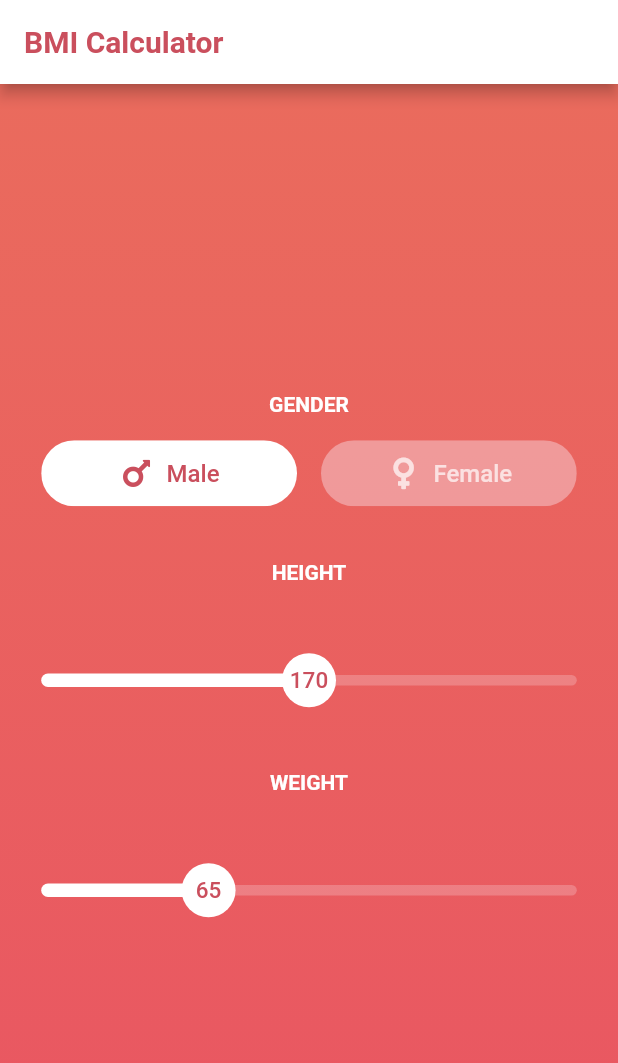
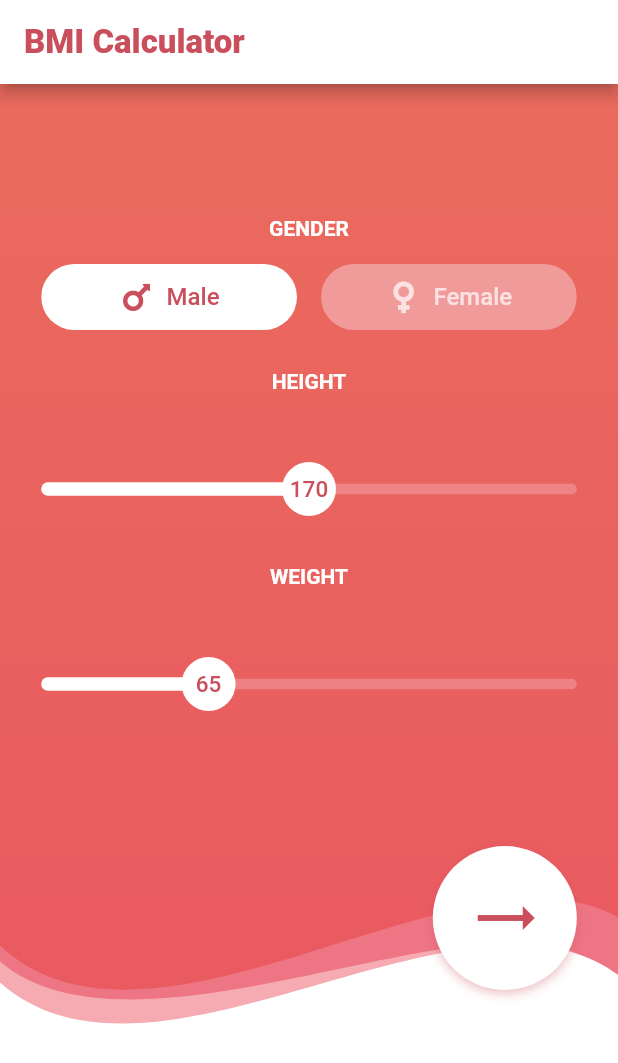
Before and after one commit to halildurmus/bmi-calculator, a Flutter app: the screen it shows after launch, on a phone screen of 412 x 824 dp. Shown: the top 1063 px of the screen. Run offline on Flutter 3.47's test engine with Material 2 defaults, Android fonts, the phone set to English and light mode, and no system bars; our stand-ins replace font_awesome_flutter.

Commit message:
Add bottom stack

```diff
--- a/lib/main.dart
+++ b/lib/main.dart
@@ -65,7 +65,8 @@ class _HomePageState extends State<HomePage> {
           widget.title,
           style: const TextStyle(
             color: Color(0xFFCA4F5D),
-            fontWeight: FontWeight.bold,
+            fontSize: 22.0,
+            fontWeight: FontWeight.w900,
           ),
         ),
       ),
@@ -85,7 +86,7 @@ class _HomePageState extends State<HomePage> {
                   children: <Widget>[
                     const Padding(
                       padding: EdgeInsets.only(
-                        top: 15.0,
+                        top: 20.0,
                       ),
                       child: Text(
                         'GENDER',
@@ -115,7 +116,7 @@ class _HomePageState extends State<HomePage> {
                         ],
                       ),
                     ),
-                    const SizedBox(height: 20.0),
+                    const SizedBox(height: 10.0),
                     const Text(
                       'HEIGHT',
                       style: TextStyle(
@@ -131,6 +132,7 @@ class _HomePageState extends State<HomePage> {
                       child: CustomSlider(
                         min: 120,
                         max: 220,
+                        measurementUnit: 'cm',
                         value: height,
                         onChanged: (double newValue) {
                           setState(() {
@@ -139,7 +141,7 @@ class _HomePageState extends State<HomePage> {
                         },
                       ),
                     ),
-                    const SizedBox(height: 20.0),
+                    const SizedBox(height: 10.0),
                     const Text(
                       'WEIGHT',
                       style: TextStyle(
@@ -155,6 +157,7 @@ class _HomePageState extends State<HomePage> {
                       child: CustomSlider(
                         min: 40,
                         max: 120,
+                        measurementUnit: 'kg',
                         value: weight,
                         onChanged: (double newValue) {
                           setState(() {
@@ -167,9 +170,118 @@ class _HomePageState extends State<HomePage> {
                 ),
               ),
             ),
+            Stack(
+              alignment: Alignment.topRight,
+              children: <Widget>[
+                Container(
+                  height: 190.0,
+                  width: double.infinity,
+                  child: const CustomPaint(
+                    painter: CurvePainter(color: Color(0xFFEE7583), pathNo: 3),
+                  ),
+                ),
+                Container(
+                  height: 220.0,
+                  width: double.infinity,
+                  child: const CustomPaint(
+                    painter: CurvePainter(color: Color(0xFFF6ABB2), pathNo: 2),
+                  ),
+                ),
+                Container(
+                  height: 260.0,
+                  width: double.infinity,
+                  child: const CustomPaint(
+                    painter: CurvePainter(color: Colors.white, pathNo: 1),
+                  ),
+                ),
+                Padding(
+                  padding: EdgeInsets.only(
+                    right: MediaQuery.of(context).size.width / 15.0,
+                  ),
+                  child: Container(
+                    decoration: BoxDecoration(
+                      shape: BoxShape.circle,
+                      boxShadow: <BoxShadow>[
+                        BoxShadow(
+                          color: const Color(0xFFCA4F5D).withOpacity(0.4),
+                          blurRadius: 6,
+                          offset: const Offset(0, 2),
+                        ),
+                      ],
+                    ),
+                    child: RaisedButton(
+                      splashColor: const Color(0xFFCA4F5D),
+                      //highlightColor: const Color(0xFFCA4F5D),
+                      color: Colors.white,
+                      elevation: 0.0,
+                      onPressed: () {},
+                      padding: const EdgeInsets.all(24.0),
+                      shape: const CircleBorder(),
+                      child: const Icon(
+                        Icons.trending_flat,
+                        color: Color(0xFFCA4F5D),
+                        size: 48.0,
+                      ),
+                    ),
+                  ),
+                )
+              ],
+            ),
           ],
         ),
       ),
     );
   }
 }
+
+class CurvePainter extends CustomPainter {
+  const CurvePainter({@required this.color, @required this.pathNo});
+
+  final Color color;
+  final int pathNo;
+
+  @override
+  void paint(Canvas canvas, Size size) {
+    final Paint paint = Paint();
+    paint.color = color;
+    paint.style = PaintingStyle.fill;
+
+    final Path path1 = Path();
+    path1.moveTo(0, size.height * .35);
+    path1.cubicTo(size.width * .25, size.height * .7, size.width * .75, 10,
+        size.width, size.height * .33);
+    path1.lineTo(size.width, size.height);
+    path1.lineTo(0, size.height);
+
+    final Path path2 = Path();
+    path2.moveTo(0, size.height * .35);
+    path2.cubicTo(size.width * .25, size.height * .75, size.width * .95, -15,
+        size.width, size.height * .5);
+    path2.lineTo(size.width, size.height);
+    path2.lineTo(0, size.height);
+
+    final Path path3 = Path();
+    path3.moveTo(0, size.height * .35);
+    path3.cubicTo(size.width * .25, size.height * .85, size.width * .75, -10,
+        size.width, size.height * .25);
+    path3.lineTo(size.width, size.height);
+    path3.lineTo(0, size.height);
+
+    switch (pathNo) {
+      case 1:
+        canvas.drawPath(path1, paint);
+        break;
+      case 2:
+        canvas.drawPath(path2, paint);
+        break;
+      case 3:
+        canvas.drawPath(path3, paint);
+        break;
+      default:
+        canvas.drawPath(path1, paint);
+    }
+  }
+
+  @override
+  bool shouldRepaint(CustomPainter oldDelegate) => false;
+}
--- a/lib/slider.dart
+++ b/lib/slider.dart
@@ -87,12 +87,14 @@ class CustomSlider extends StatefulWidget {
   const CustomSlider({
     @required this.min,
     @required this.max,
+    @required this.measurementUnit,
     @required this.onChanged,
     @required this.value,
   });
 
   final double min;
   final double max;
+  final String measurementUnit;
   final int value;
   final ValueChanged<double> onChanged;
 
@@ -129,7 +131,7 @@ class _CustomSliderState extends State<CustomSlider> {
         value: widget.value.toDouble(),
         min: widget.min,
         max: widget.max,
-        label: '${widget.value.toString()} kg',
+        label: '${widget.value.toString()} ${widget.measurementUnit}',
         onChanged: widget.onChanged,
       ),
     );
```
